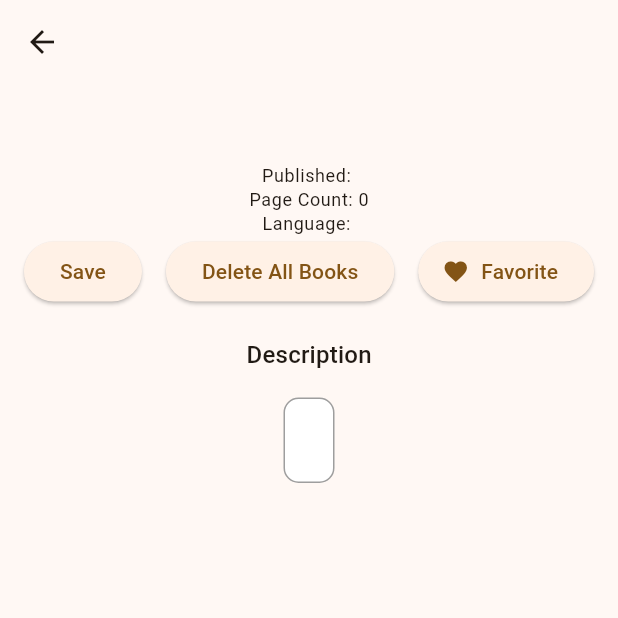
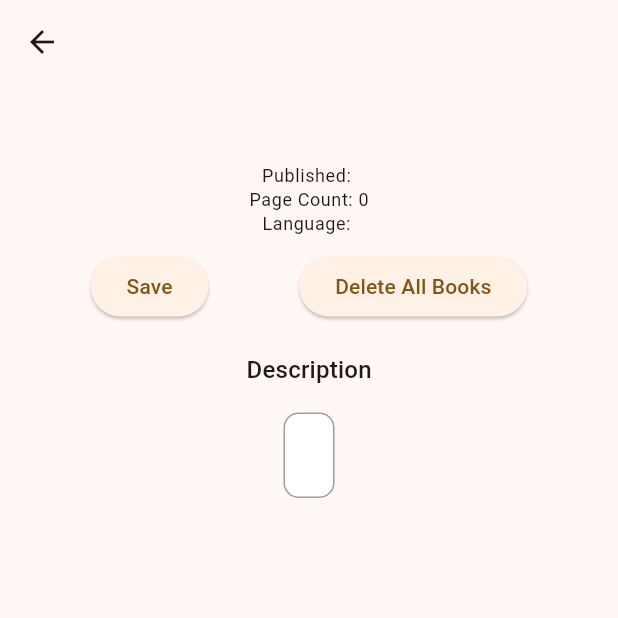
Before and after one commit to lightrao/pd24_book_tracker_app, a Flutter app: the BookDetails screen opened directly with empty values, on a phone screen of 412 x 824 dp, the top half of it. Run offline on Flutter 3.47's test engine with Material 3 defaults, Android fonts, the phone set to English and light mode, and no system bars; our stand-ins replace sqflite; accounts and stored records are empty.

Commit message:
djust Favorites & Save Buttons Dynamically

```diff
--- a/lib/components/grid_view_widget.dart
+++ b/lib/components/grid_view_widget.dart
@@ -30,7 +30,8 @@ class GridViewWidget extends StatelessWidget {
             child: GestureDetector(
               onTap: () {
                 Navigator.pushNamed(context, '/book_details',
-                    arguments: BookDetailsArguments(itemBook: book));
+                    arguments: BookDetailsArguments(
+                        itemBook: book, isFromSavedScreen: false));
               },
               child: Column(
                 children: [
--- a/lib/pages/book_details.dart
+++ b/lib/pages/book_details.dart
@@ -16,6 +16,7 @@ class _BookDetailsState extends State<BookDetails> {
     final BookDetailsArguments bookDetailsArguments =
         ModalRoute.of(context)?.settings.arguments as BookDetailsArguments;
     final Book book = bookDetailsArguments.itemBook;
+    final bool isFromSavedScreen = bookDetailsArguments.isFromSavedScreen;
     final TextTheme theme = Theme.of(context).textTheme;
 
     return Scaffold(
@@ -55,10 +56,12 @@ class _BookDetailsState extends State<BookDetails> {
               'Language: ${book.language}',
               style: theme.bodySmall,
             ),
+            SizedBox(height: 10),
             Row(
               mainAxisAlignment: MainAxisAlignment.spaceEvenly,
               children: [
-                ElevatedButton(
+                !isFromSavedScreen
+                    ? ElevatedButton(
                         onPressed: () async {
                           try {
                             DatabaseHelper databaseHelper = DatabaseHelper();
@@ -67,16 +70,23 @@ class _BookDetailsState extends State<BookDetails> {
                             SnackBar snackBar = SnackBar(
                               content: Text('Book saved at index: $savedIndex'),
                             );
-                        ScaffoldMessenger.of(context).showSnackBar(snackBar);
+                            ScaffoldMessenger.of(context)
+                                .showSnackBar(snackBar);
                           } catch (e) {
                             print('Error saving book: $e');
                             SnackBar snackBar = SnackBar(
                               content: Text('Error saving book: $e'),
                             );
-                        ScaffoldMessenger.of(context).showSnackBar(snackBar);
+                            ScaffoldMessenger.of(context)
+                                .showSnackBar(snackBar);
                           }
                         },
-                    child: const Text('Save')),
+                        child: const Text('Save'))
+                    : ElevatedButton.icon(
+                        onPressed: () async {},
+                        icon: const Icon(Icons.favorite),
+                        label: const Text('Favorite'),
+                      ),
                 ElevatedButton(
                     onPressed: () async {
                       try {
@@ -96,11 +106,6 @@ class _BookDetailsState extends State<BookDetails> {
                       }
                     },
                     child: const Text('Delete All Books')),
-                ElevatedButton.icon(
-                  onPressed: () async {},
-                  icon: const Icon(Icons.favorite),
-                  label: const Text('Favorite'),
-                ),
               ],
             ),
             SizedBox(height: 20),
--- a/lib/utils/book_details_arguments.dart
+++ b/lib/utils/book_details_arguments.dart
@@ -2,6 +2,8 @@ import 'package:pd24_book_tracker_app/models/book.dart';
 
 class BookDetailsArguments {
   final Book itemBook;
+  final bool isFromSavedScreen;
 
-  BookDetailsArguments({required this.itemBook});
+  BookDetailsArguments(
+      {required this.itemBook, required this.isFromSavedScreen});
 }
```
Also changed, not shown: lib/pages/saved_screen.dart (+4 -3 lines). Lines whose indentation alone changed are shown as unchanged.
